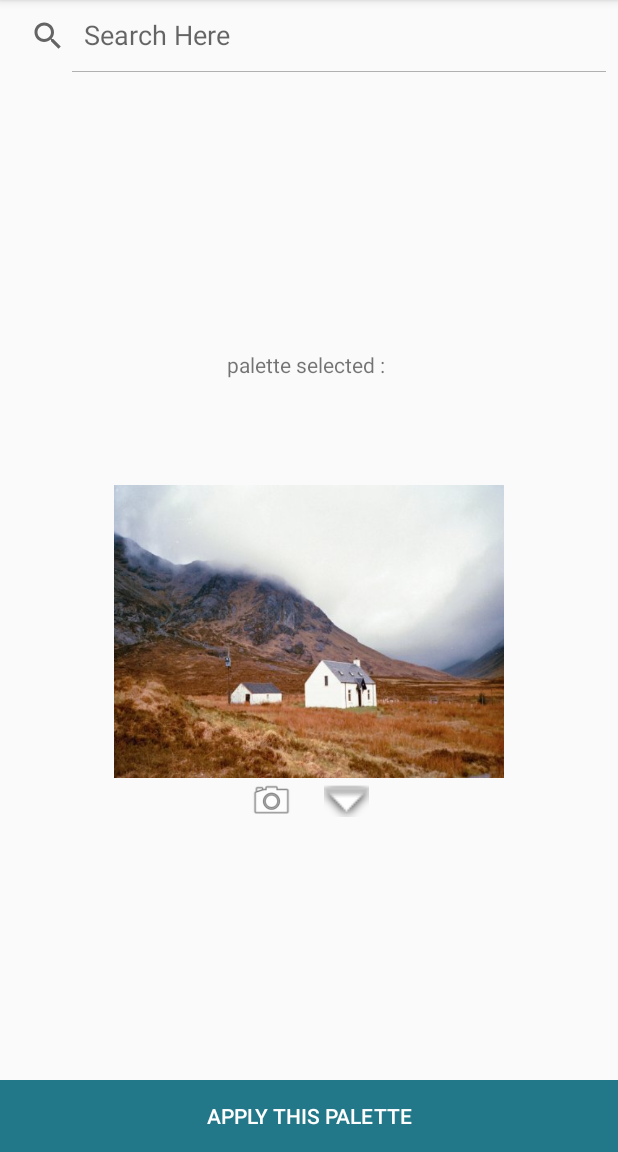
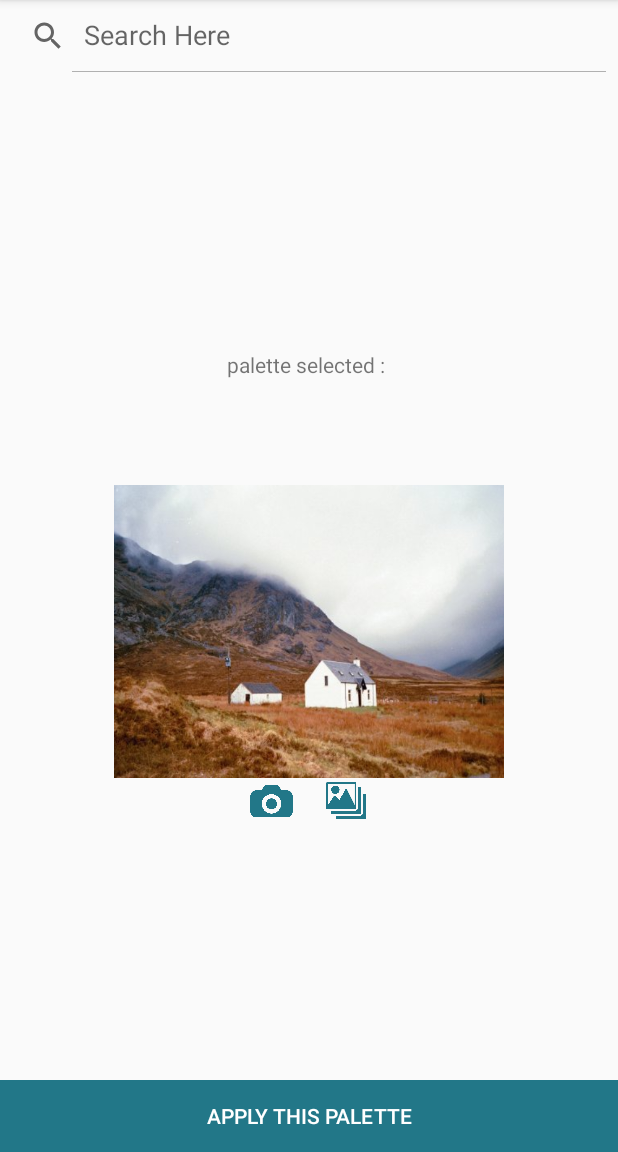
Before and after one commit to GaspardC/team-palette, an Android app: the PaletteActivity screen opened directly, with no data from a screen before it, on a phone screen of 412 x 824 dp, the part 84-1236 px from its top. Run offline under Robolectric (Android 15) with nearby library versions, the phone set to English and light mode, and no system bars; our stand-ins replace sdp/ssp sizes; plain views replace BallView.

Commit message:
new buttons disbale drag down

```diff
--- a/app/build.gradle
+++ b/app/build.gradle
@@ -27,7 +27,5 @@ dependencies {
     compile project(':openCVLibrary310')
     compile 'org.sqldroid:sqldroid:1.0.3'
     compile 'com.github.glomadrian:loadingballs:1.1@aar'
-    compile 'com.github.chenupt.android:dragtoplayout:1.2.1@aar'
-
 
 }
--- a/app/src/main/res/layout/activity_palette.xml
+++ b/app/src/main/res/layout/activity_palette.xml
@@ -152,13 +152,15 @@
                     android:onClick="addPhotoByCam"
                     android:layout_width="30dp"
                     android:layout_height="30dp"
-                    android:src="@android:drawable/ic_menu_camera"/>
+                    android:tint="@color/colorPrimary"
+                    android:src="@drawable/camera_icon"/>
                 <ImageView
+                    android:tint="@color/colorPrimary"
                     android:layout_marginLeft="20dp"
                     android:onClick="changePhotoSource"
                     android:layout_width="30dp"
                     android:layout_height="30dp"
-                    android:src="@android:drawable/arrow_down_float"/>
+                    android:src="@drawable/library_icon"/>
             </LinearLayout>
 
 
```
Also changed, not shown: app/src/main/res/drawable/camera_icon.png (added), app/src/main/res/drawable/library_icon.png (added), 1 other file.
